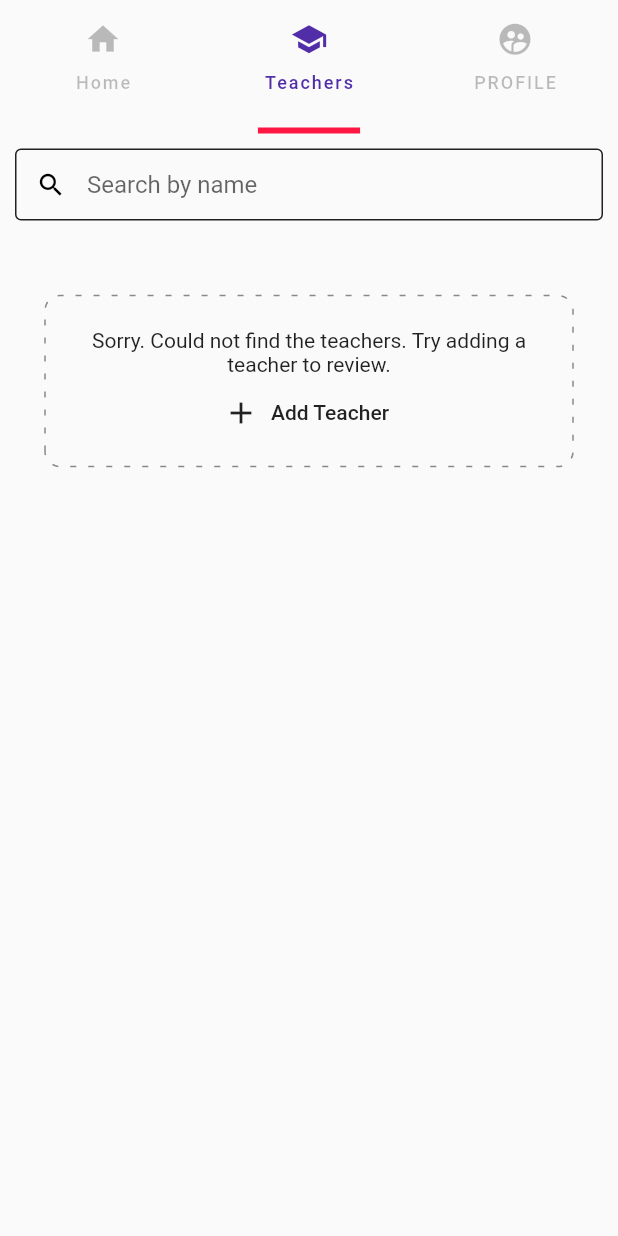
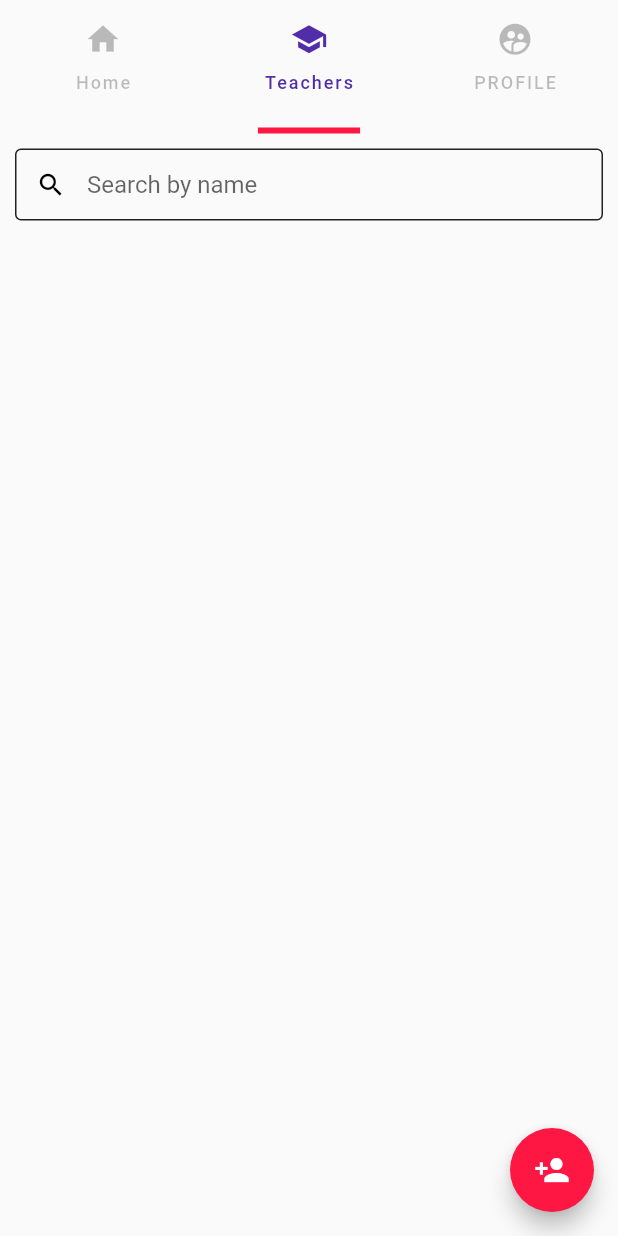
Before and after one commit to shark33l/racher_ctse, a Flutter app: the screen it shows once a user with an empty profile is signed in, tab 2 chosen, on a phone screen of 412 x 824 dp. Run offline on Flutter 3.47's test engine with Material 2 defaults, Android fonts, the phone set to English and light mode, and no system bars; drawn by our look-alikes of dotted_border; our stand-ins replace cloud_firestore, firebase_auth, flutter_spinkit; accounts and stored records are empty.

Commit message:
Fixed Teacher List not loading Bug

```diff
--- a/lib/screens/authenticate/register.dart
+++ b/lib/screens/authenticate/register.dart
@@ -38,7 +38,7 @@ class _RegisterState extends State<Register> {
     return Scaffold(
       backgroundColor: Colors.white,
         body: SingleChildScrollView(
-          padding: EdgeInsets.symmetric(vertical: 50.0, horizontal: 50.0),
+          padding: EdgeInsets.fromLTRB(50, 100, 50, 10),
           child: Form(
             key: _formKey,
             child: Column(
--- a/lib/screens/home/tabs/teacherList.dart
+++ b/lib/screens/home/tabs/teacherList.dart
@@ -16,6 +16,7 @@ class _TeacherListState extends State<TeacherList> {
   var queryResultSet = [];
   var tempSearchStore = [];
   var resultsFound = false;
+  var searchValue = "";
 
   getSnapshotToQueries(snapshot){
     queryResultSet = [];
@@ -27,6 +28,11 @@ class _TeacherListState extends State<TeacherList> {
     queryResultSet.sort((a, b) {
       return a['name'].toLowerCase().compareTo(b['name'].toLowerCase());
     });
+
+    if(searchValue.length == 0){
+      tempSearchStore = queryResultSet;
+      resultsFound = true;
+    }
   }
 
   initiateSearch(String value){
@@ -68,6 +74,13 @@ class _TeacherListState extends State<TeacherList> {
           getSnapshotToQueries(snapshot.data);
 
           return Scaffold(
+              floatingActionButton: FloatingActionButton(
+                child: Icon(Icons.person_add),
+                backgroundColor: Colors.redAccent[400],
+                onPressed: (){
+                  Navigator.pushNamed(context, '/teacher/add');
+                }
+              ),
               body: Column(
               children: <Widget>[
                 Padding(
@@ -75,6 +88,9 @@ class _TeacherListState extends State<TeacherList> {
                   child: TextField(
                     onChanged: (val) {
                       initiateSearch(val);
+                      setState(() {
+                        searchValue = val;
+                      });
                     },
                     decoration: InputDecoration(
                       prefixIcon: Icon(
@@ -123,7 +139,7 @@ class _TeacherListState extends State<TeacherList> {
             children: <Widget>[
               SizedBox(height: 10.0),
               Text(
-                "Sorry. Could not find the teachers. Try adding a teacher to review.",
+                "Sorry. Could not find teachers. Try adding a teacher to review.",
                 textAlign: TextAlign.center,
                 ),
               FlatButton.icon(onPressed: (){
```
Also changed, not shown: lib/screens/authenticate/sign_in.dart (+5 -15 lines).
